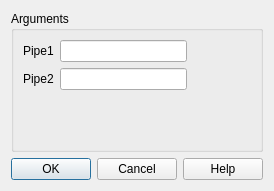
SalomePlatform/hexablock, file src/HEXABLOCKGUI/MakePipes_QTD.ui: the form before one commit.
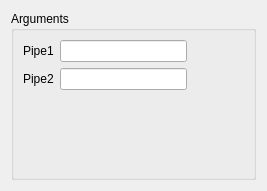
The form after the commit.

Commit message: fixed : selection model added : highlight on propagation's edges 	apply button on dialog panel updated : association menu, object brower's name, menu always showing, ...

The edit to the form file:
```diff
--- a/src/HEXABLOCKGUI/MakePipes_QTD.ui
+++ b/src/HEXABLOCKGUI/MakePipes_QTD.ui
@@ -6,7 +6,7 @@
    <rect>
     <x>0</x>
     <y>0</y>
-    <width>254</width>
+    <width>267</width>
     <height>191</height>
    </rect>
   </property>
@@ -60,16 +60,6 @@
      </layout>
     </widget>
    </item>
-   <item>
-    <widget class="QDialogButtonBox" name="buttonBox">
-     <property name="orientation">
-      <enum>Qt::Horizontal</enum>
-     </property>
-     <property name="standardButtons">
-      <set>QDialogButtonBox::Cancel|QDialogButtonBox::Ok|QDialogButtonBox::Help</set>
-     </property>
-    </widget>
-   </item>
   </layout>
  </widget>
  <resources/>
```
Left out of the diff: 35 changed lines with no effect on the pictures. The commit also changes 37 other files.
